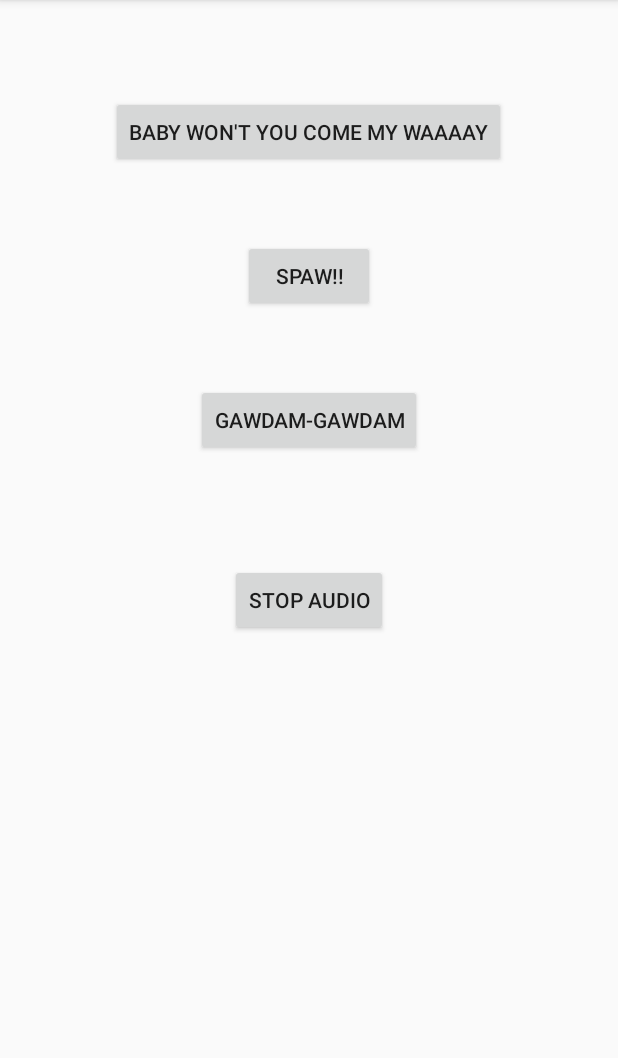
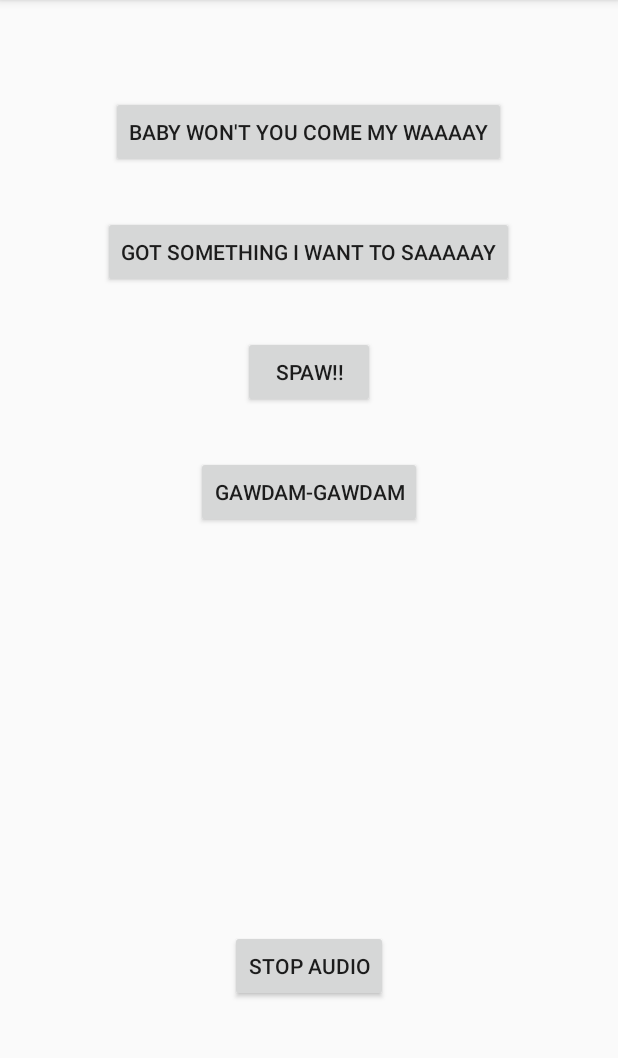
Before and after one commit to BGR360/BabyWontYouComeMyWay, an Android app: the screen it shows after launch (MainActivity), after a tap on an icon or button, on a phone screen of 412 x 824 dp, the part 84-1142 px from its top. Run offline under Robolectric (Android 15) with nearby library versions, the phone set to English and light mode, and no system bars.

Commit message:
Added "Got something I want to say" button

```diff
--- a/app/src/main/java/com/example/ben/babywontyoucomemyway/MainActivity.java
+++ b/app/src/main/java/com/example/ben/babywontyoucomemyway/MainActivity.java
@@ -19,8 +19,8 @@ public class MainActivity extends AppCompatActivity implements View.OnClickListe
                                                                MediaPlayer.OnPreparedListener
 {
 
-    Button babyButton, spawButton, gawdamButton, stopButton;
-    SoundPlayer babyPlayer, spawPlayer, gawdamPlayer;
+    Button babyButton, wantToSayButton, spawButton, gawdamButton, stopButton;
+    SoundPlayer babyPlayer, wantToSayPlayer, spawPlayer, gawdamPlayer;
 
     @Override
     protected void onCreate(Bundle savedInstanceState)
@@ -44,22 +44,26 @@ public class MainActivity extends AppCompatActivity implements View.OnClickListe
         */
 
         babyButton = (Button) findViewById(R.id.baby_button);
+        wantToSayButton = (Button) findViewById(R.id.want_to_say_button);
         spawButton = (Button) findViewById(R.id.spaw_button);
         gawdamButton = (Button) findViewById(R.id.gawdam_button);
         stopButton = (Button) findViewById(R.id.stop_button);
 
         babyButton.setOnClickListener(this);
+        wantToSayButton.setOnClickListener(this);
         spawButton.setOnClickListener(this);
         gawdamButton.setOnClickListener(this);
         stopButton.setOnClickListener(this);
 
         // Don't let them click until the media is loaded
         babyButton.setClickable(false);
+        wantToSayButton.setClickable(false);
         spawButton.setClickable(false);
         gawdamButton.setClickable(false);
         stopButton.setClickable(false);
 
         babyPlayer = new SoundPlayer(this, R.raw.baby, this);
+        wantToSayPlayer = new SoundPlayer(this, R.raw.want_to_say, this);
         spawPlayer = new SoundPlayer(this, R.raw.spaw, this);
         gawdamPlayer = new SoundPlayer(this, R.raw.gawdam_gawdam, this);
     }
@@ -84,11 +88,13 @@ public class MainActivity extends AppCompatActivity implements View.OnClickListe
 
         // Have to actually call stop() on the MediaPlayers
         babyPlayer.stop();
+        wantToSayPlayer.stop();
         spawPlayer.stop();
         gawdamPlayer.stop();
 
         // Have to release all instances of MediaPlayer
         babyPlayer.release();
+        wantToSayPlayer.release();
         spawPlayer.release();
         gawdamPlayer.release();
     }
@@ -125,6 +131,13 @@ public class MainActivity extends AppCompatActivity implements View.OnClickListe
         babyPlayer.start();
     }
 
+    public void playGotSomethingIWantToSay()
+    {
+        stopAudio();
+        wantToSayPlayer.seekTo(0);
+        wantToSayPlayer.start();
+    }
+
     public void playSpaw()
     {
         stopAudio();
@@ -145,6 +158,10 @@ public class MainActivity extends AppCompatActivity implements View.OnClickListe
         {
             babyPlayer.pause();
         }
+        if (wantToSayPlayer.isPlaying())
+        {
+            wantToSayPlayer.pause();
+        }
         if (spawPlayer.isPlaying())
         {
             spawPlayer.pause();
@@ -163,6 +180,10 @@ public class MainActivity extends AppCompatActivity implements View.OnClickListe
             if (v == babyButton)
             {
                 playBabyWontYouComeMyWay();
+            }
+            else if (v == wantToSayButton)
+            {
+                playGotSomethingIWantToSay();
             }
             else if (v == spawButton)
             {
@@ -186,6 +207,10 @@ public class MainActivity extends AppCompatActivity implements View.OnClickListe
         {
             babyButton.setClickable(true);
         }
+        else if (mp == wantToSayPlayer)
+        {
+            wantToSayButton.setClickable(true);
+        }
         else if (mp == spawPlayer)
         {
             spawButton.setClickable(true);
--- a/app/src/main/res/layout/content_main.xml
+++ b/app/src/main/res/layout/content_main.xml
@@ -28,8 +28,8 @@
         android:layout_height="wrap_content"
         android:text="@string/spaw_button_text"
         android:id="@+id/spaw_button"
-        android:layout_marginTop="48dp"
-        android:layout_below="@+id/baby_button"
+        android:layout_marginTop="32dp"
+        android:layout_below="@+id/want_to_say_button"
         android:layout_centerHorizontal="true"/>
 
     <Button
@@ -37,16 +37,25 @@
         android:layout_height="wrap_content"
         android:text="@string/gawdam_button_text"
         android:id="@+id/gawdam_button"
-        android:layout_marginTop="48dp"
         android:layout_below="@+id/spaw_button"
-        android:layout_centerHorizontal="true"/>
+        android:layout_centerHorizontal="true"
+        android:layout_marginTop="32dp"/>
 
     <Button
         android:layout_width="wrap_content"
         android:layout_height="wrap_content"
         android:text="@string/stop_button_text"
         android:id="@+id/stop_button"
-        android:layout_marginTop="72dp"
-        android:layout_below="@+id/gawdam_button"
-        android:layout_centerHorizontal="true"/>
+        android:layout_centerHorizontal="true"
+        android:layout_alignParentBottom="true"
+        android:layout_marginBottom="84dp"/>
+
+    <Button
+        android:layout_width="wrap_content"
+        android:layout_height="wrap_content"
+        android:text="Got Something I Want to Saaaaay"
+        android:id="@+id/want_to_say_button"
+        android:layout_below="@+id/baby_button"
+        android:layout_centerHorizontal="true"
+        android:layout_marginTop="32dp"/>
 </RelativeLayout>
--- a/app/src/main/res/values/strings.xml
+++ b/app/src/main/res/values/strings.xml
@@ -1,6 +1,6 @@
 <resources>
     <string name="app_name">BabyWontYouComeMyWay</string>
-    <string name="action_settings">Settings</string>
+    <string name="action_settings">Ain\'t Nothin\' Here Bitch</string>
     <string name="toolbar_title">Baby Won\'t You Come My Way???1</string>
     <string name="baby_button_text">Baby Won\'t You Come My Waaaay</string>
     <string name="spaw_button_text">SPAW!!</string>
```
Also changed, not shown: app/src/main/res/mipmap-hdpi/ic_launcher.png, app/src/main/res/mipmap-mdpi/ic_launcher.png, app/src/main/res/mipmap-xhdpi/ic_launcher.png, app/src/main/res/mipmap-xxhdpi/ic_launcher.png, app/src/main/res/mipmap-xxxhdpi/ic_launcher.png, 1 other file.
